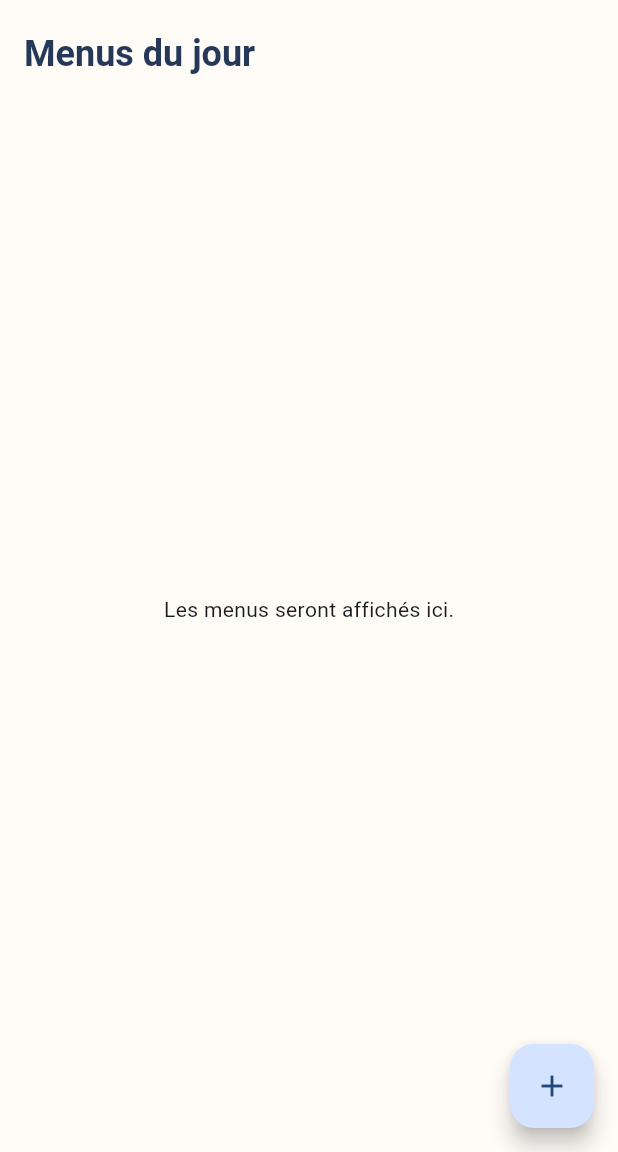
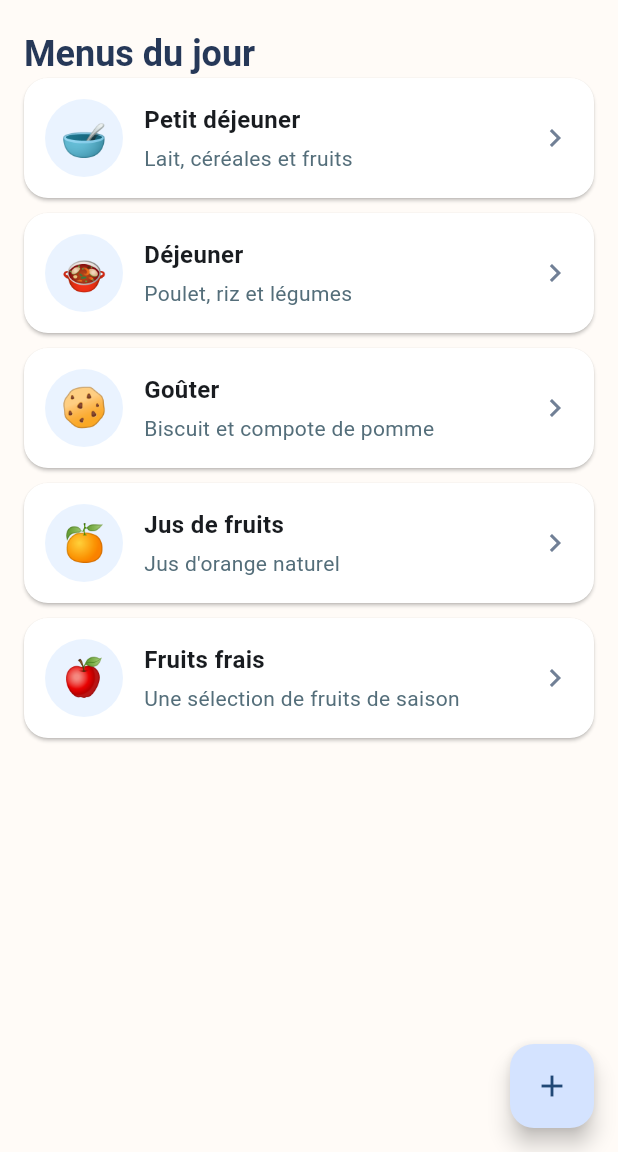
Before and after one commit to aliabidi131/garderie-mobile-g2, a Flutter app: the screen it shows after launch, on a phone screen of 412 x 824 dp, the part 84-1236 px from its top. Run offline on Flutter 3.47's test engine with Material 3 defaults, Android fonts, the phone set to English and light mode, and no system bars.

Commit message:
Display static daycare menus in a list view
Co-authored-by: Copilot <223556219+Copilot@users.noreply.github.com>

```diff
--- a/lib/main.dart
+++ b/lib/main.dart
@@ -90,6 +90,40 @@ class _SplashScreenState extends State<SplashScreen> {
   }
 }
 
+const menusDuJour =
+    <({int id, String titre, String description, String icone})>[
+      (
+        id: 1,
+        titre: 'Petit déjeuner',
+        description: 'Lait, céréales et fruits',
+        icone: '🥣',
+      ),
+      (
+        id: 2,
+        titre: 'Déjeuner',
+        description: 'Poulet, riz et légumes',
+        icone: '🍲',
+      ),
+      (
+        id: 3,
+        titre: 'Goûter',
+        description: 'Biscuit et compote de pomme',
+        icone: '🍪',
+      ),
+      (
+        id: 4,
+        titre: 'Jus de fruits',
+        description: "Jus d'orange naturel",
+        icone: '🍊',
+      ),
+      (
+        id: 5,
+        titre: 'Fruits frais',
+        description: 'Une sélection de fruits de saison',
+        icone: '🍎',
+      ),
+    ];
+
 class HomePage extends StatelessWidget {
   const HomePage({super.key});
 
@@ -169,8 +203,70 @@ class HomePage extends StatelessWidget {
                 fontWeight: FontWeight.bold,
               ),
             ),
-            const Expanded(
-              child: Center(child: Text('Les menus seront affichés ici.')),
+            Expanded(
+              child: ListView.separated(
+                itemCount: menusDuJour.length,
+                separatorBuilder: (_, _) => const SizedBox(height: 10),
+                itemBuilder: (context, index) {
+                  final menu = menusDuJour[index];
+                  return Card(
+                    margin: EdgeInsets.zero,
+                    elevation: 1,
+                    color: Colors.white,
+                    shape: RoundedRectangleBorder(
+                      borderRadius: BorderRadius.circular(16),
+                    ),
+                    child: InkWell(
+                      borderRadius: BorderRadius.circular(16),
+                      onTap: () {},
+                      child: Padding(
+                        padding: const EdgeInsets.symmetric(
+                          horizontal: 14,
+                          vertical: 14,
+                        ),
+                        child: Row(
+                          children: [
+                            CircleAvatar(
+                              radius: 26,
+                              backgroundColor: const Color(0xFFEAF3FF),
+                              child: Text(
+                                menu.icone,
+                                style: const TextStyle(fontSize: 25),
+                              ),
+                            ),
+                            const SizedBox(width: 14),
+                            Expanded(
+                              child: Column(
+                                crossAxisAlignment: CrossAxisAlignment.start,
+                                children: [
+                                  Text(
+                                    menu.titre,
+                                    style: const TextStyle(
+                                      fontSize: 16,
+                                      fontWeight: FontWeight.bold,
+                                    ),
+                                  ),
+                                  const SizedBox(height: 4),
+                                  Text(
+                                    menu.description,
+                                    style: TextStyle(
+                                      color: Colors.blueGrey.shade600,
+                                    ),
+                                  ),
+                                ],
+                              ),
+                            ),
+                            const Icon(
+                              Icons.chevron_right,
+                              color: Color(0xFF718096),
+                            ),
+                          ],
+                        ),
+                      ),
+                    ),
+                  );
+                },
+              ),
             ),
           ],
         ),
```
Also changed, not shown: 1 other file.
